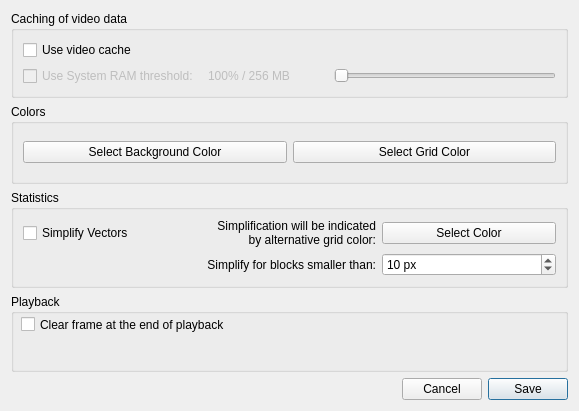
Old version of the form settingswindow.ui in the repository IENT/YUView.
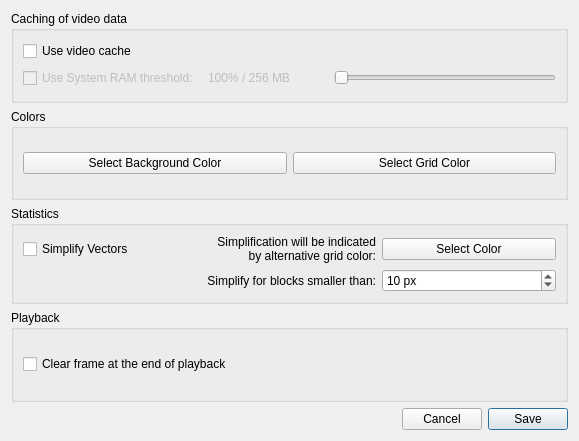
New version of the form.

```diff
--- a/settingswindow.ui
+++ b/settingswindow.ui
@@ -13,7 +13,7 @@
     <x>0</x>
     <y>0</y>
     <width>579</width>
-    <height>411</height>
+    <height>441</height>
    </rect>
   </property>
   <property name="sizePolicy">
@@ -27,7 +27,7 @@
   </property>
   <layout class="QVBoxLayout" name="verticalLayout">
    <item>
-    <layout class="QVBoxLayout" name="verticalLayout_2">
+    <layout class="QVBoxLayout" name="verticalLayout_2" stretch="0,0,0,0">
      <item>
       <widget class="QGroupBox" name="groupBox">
        <property name="minimumSize">
@@ -193,27 +193,29 @@
        </layout>
       </widget>
      </item>
-    </layout>
-   </item>
    <item>
     <widget class="QGroupBox" name="groupBox_3">
+       <property name="minimumSize">
+        <size>
+         <width>0</width>
+         <height>33</height>
+        </size>
+       </property>
      <property name="title">
       <string>Playback</string>
      </property>
+       <layout class="QVBoxLayout" name="verticalLayout_3">
+        <item>
      <widget class="QCheckBox" name="clearFrameCheckBox">
-      <property name="geometry">
-       <rect>
-        <x>10</x>
-        <y>20</y>
-        <width>231</width>
-        <height>21</height>
-       </rect>
-      </property>
       <property name="text">
        <string>Clear frame at the end of playback</string>
       </property>
      </widget>
-    </widget>
+        </item>
+       </layout>
+      </widget>
+     </item>
+    </layout>
    </item>
    <item>
     <layout class="QHBoxLayout" name="horizontalLayout">
```
Lines whose indentation alone changed are shown as unchanged.
